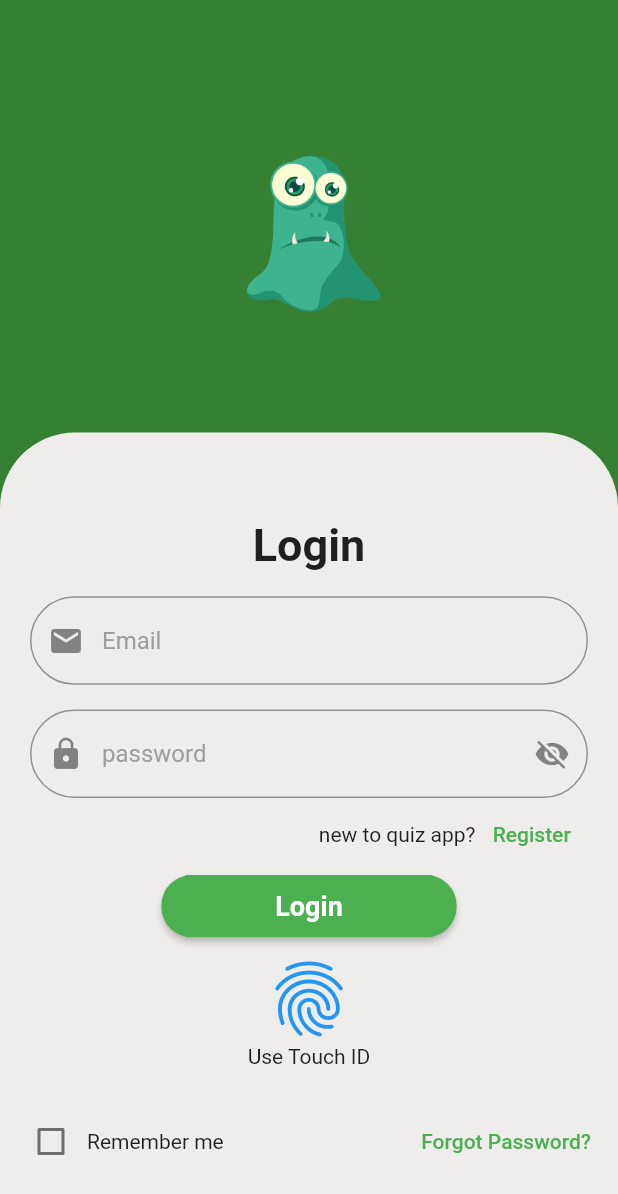
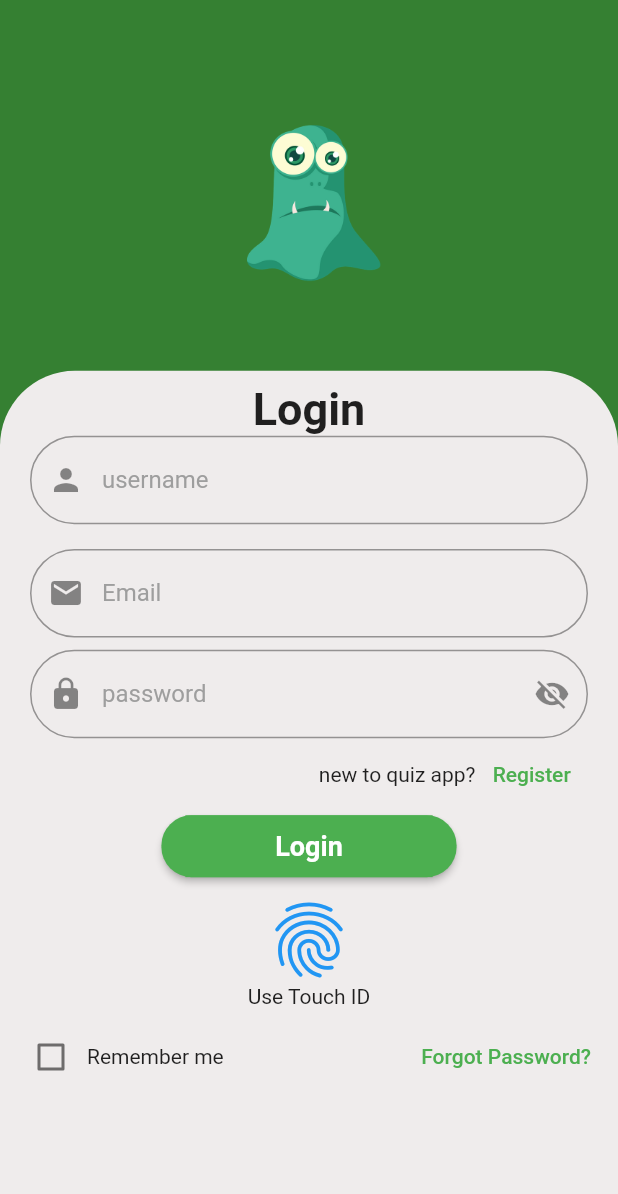
Before and after one commit to MahmoudAbuelazm/quizapp, a Flutter app: the screen it shows after launch, after a tap on "Start", on a phone screen of 412 x 824 dp. Shown: the top 1194 px of the screen. Run offline on Flutter 3.47's test engine with Material 2 defaults, Android fonts, the phone set to English and light mode, and no system bars; our stand-ins replace google_fonts.

Commit message:
6th task

```diff
--- a/quizapp/lib/main.dart
+++ b/quizapp/lib/main.dart
@@ -1,8 +1,5 @@
 import 'package:flutter/material.dart';
-import 'package:quizapp/screens/loginscreen.dart';
 import 'package:quizapp/screens/openningscreen.dart';
-import 'package:quizapp/screens/quizscreen.dart';
-import 'package:quizapp/screens/scorescreen.dart';
 
 void main() {
   runApp(quizApp());
@@ -17,6 +14,5 @@ class quizApp extends StatelessWidget {
       debugShowCheckedModeBanner: false,
       home: openningscreen(),
     );
-
   }
 }
--- a/quizapp/lib/screens/loginscreen.dart
+++ b/quizapp/lib/screens/loginscreen.dart
@@ -1,14 +1,18 @@
+import 'dart:math';
+
 import 'package:flutter/material.dart';
+import 'package:quizapp/screens/category_screen.dart';
 import 'package:quizapp/screens/quizscreen.dart';
 
 class loginscreen extends StatelessWidget {
-  const loginscreen({super.key});
+  loginscreen({super.key});
+
+  final GlobalKey<FormState> _formkey = GlobalKey<FormState>();
 
   @override
   Widget build(BuildContext context) {
-    return MaterialApp(
-      debugShowCheckedModeBanner: false,
-      home: Scaffold(
+    return Scaffold(
+      resizeToAvoidBottomInset: false,
       body: Container(
         width: MediaQuery.of(context).size.width,
         height: MediaQuery.of(context).size.height,
@@ -18,11 +22,11 @@ class loginscreen extends StatelessWidget {
             Image.asset(
               "images/pngwing.com.png",
               width: MediaQuery.of(context).size.width * 0.35,
-                height: MediaQuery.of(context).size.height * 0.35,
+              height: MediaQuery.of(context).size.height * 0.30,
             ),
             Container(
               width: MediaQuery.of(context).size.width,
-                height: MediaQuery.of(context).size.height * 0.65,
+              height: MediaQuery.of(context).size.height * 0.70,
               decoration: BoxDecoration(
                 borderRadius: BorderRadius.only(
                   topLeft: Radius.circular(50),
@@ -30,10 +34,12 @@ class loginscreen extends StatelessWidget {
                 ),
                 color: Color(0xffEFECEC),
               ),
+              child: Form(
+                key: _formkey,
                 child: Column(
                   children: [
                     SizedBox(
-                      height: MediaQuery.of(context).size.height * 0.07,
+                      height: MediaQuery.of(context).size.height * 0.01,
                     ),
                     Center(
                       child: Text(
@@ -42,15 +48,21 @@ class loginscreen extends StatelessWidget {
                             fontSize: 30, fontWeight: FontWeight.bold),
                       ),
                     ),
-                    SizedBox(
-                      height: MediaQuery.of(context).size.height * 0.02,
-                    ),
                     Padding(
                       padding: const EdgeInsets.only(left: 20, right: 20),
-                      child: TextField(
+                      child: TextFormField(
+                        validator: (value) {
+                          if (value!.isEmpty) {
+                            return "username is empty";
+                          } else if (value.length < 8) {
+                            return "username is too short";
+                          } else if (value[0] != value[0].toUpperCase()) {
+                            return "first charachter in username must be capital";
+                          }
+                        },
                         decoration: InputDecoration(
-                          prefixIcon: Icon(Icons.email),
-                          hintText: "Email",
+                          prefixIcon: Icon(Icons.person),
+                          hintText: "username",
                           hintStyle: TextStyle(color: Colors.grey),
                           border: OutlineInputBorder(
                             borderRadius: BorderRadius.circular(100),
@@ -63,7 +75,47 @@ class loginscreen extends StatelessWidget {
                     ),
                     Padding(
                       padding: const EdgeInsets.only(left: 20, right: 20),
-                      child: TextField(
+                      child: TextFormField(
+                        validator: (value) {
+                          if (value!.isEmpty) {
+                            return "email is empty";
+                          } else if (!value!.contains('@')) {
+                            return 'email must contain "@"';
+                          }
+                          if (!value.contains('.')) {
+                            return 'email must contain "."';
+                          }
+                          if (!value!.contains('com')) {
+                            return 'email must contain "com"';
+                          }
+                        },
+                        decoration: InputDecoration(
+                          prefixIcon: Icon(Icons.email),
+                          hintText: "Email",
+                          hintStyle: TextStyle(color: Colors.grey),
+                          border: OutlineInputBorder(
+                            borderRadius: BorderRadius.circular(100),
+                          ),
+                        ),
+                      ),
+                    ),
+                    SizedBox(
+                      height: MediaQuery.of(context).size.height * 0.01,
+                    ),
+                    Padding(
+                      padding: const EdgeInsets.only(left: 20, right: 20),
+                      child: TextFormField(
+                        validator: (value) {
+                          if (value!.isEmpty) {
+                            return "password is empty";
+                          } else if (value.length < 10) {
+                            return "password is too short";
+                          } else if (!RegExp(
+                                  r'^[a-zA-Z0-9!@#$%^&*(),.?":{}|<> ]+$')
+                              .hasMatch(value)) {
+                            return 'password contains invalid characters';
+                          }
+                        },
                         decoration: InputDecoration(
                           prefixIcon: Icon(Icons.lock),
                           suffixIcon: Icon(Icons.visibility_off),
@@ -92,11 +144,12 @@ class loginscreen extends StatelessWidget {
                     ),
                     ElevatedButton(
                       onPressed: () {
-
-                  Navigator.push(context, MaterialPageRoute(builder: (context) {
-                    return quizscreen();
+                        if (_formkey.currentState!.validate()) {
+                          Navigator.pushReplacement(context,
+                              MaterialPageRoute(builder: (context) {
+                            return CategoryScreen();
                           }));
-
+                        }
                       },
                       style: ElevatedButton.styleFrom(
                         backgroundColor: Color(0xff4CAF50),
@@ -129,7 +182,7 @@ class loginscreen extends StatelessWidget {
                     ),
                     Text("Use Touch ID"),
                     SizedBox(
-                      height: MediaQuery.of(context).size.height * 0.03,
+                      height: MediaQuery.of(context).size.height * 0.01,
                     ),
                     Padding(
                       padding: const EdgeInsets.only(left: 10, right: 10),
@@ -141,8 +194,7 @@ class loginscreen extends StatelessWidget {
                               Checkbox(value: false, onChanged: (value) {}),
                               Text("Remember me "),
                             ],
-                          )
-                          ,
+                          ),
                           TextButton(
                               onPressed: () {},
                               child: Text(
@@ -154,9 +206,9 @@ class loginscreen extends StatelessWidget {
                     )
                   ],
                 ),
+              ),
             )
           ],
-          ),
         ),
       ),
     );
--- a/quizapp/lib/screens/quizscreen.dart
+++ b/quizapp/lib/screens/quizscreen.dart
@@ -11,6 +11,7 @@ class quizscreen extends StatelessWidget {
       debugShowCheckedModeBanner: false,
       home: Scaffold(
           appBar: AppBar(
+            automaticallyImplyLeading: false,
             title: Row(
               mainAxisAlignment: MainAxisAlignment.spaceBetween,
               children: [
@@ -58,7 +59,7 @@ class quizscreen extends StatelessWidget {
                             Text(
                               "Question 1",
                               style: GoogleFonts.cookie(
-                                  fontSize: 50,
+                                  fontSize: 30,
                                   fontWeight: FontWeight.bold,
                                   decoration: TextDecoration.underline),
                             ),
```
Also changed, not shown: quizapp/lib/Widgets/category_container.dart (added, +43 -0 lines), quizapp/lib/data.dart (added, +188 -0 lines), quizapp/lib/screens/category_screen.dart (added, +20 -0 lines), quizapp/pubspec.lock. Lines whose indentation alone changed are shown as unchanged.
